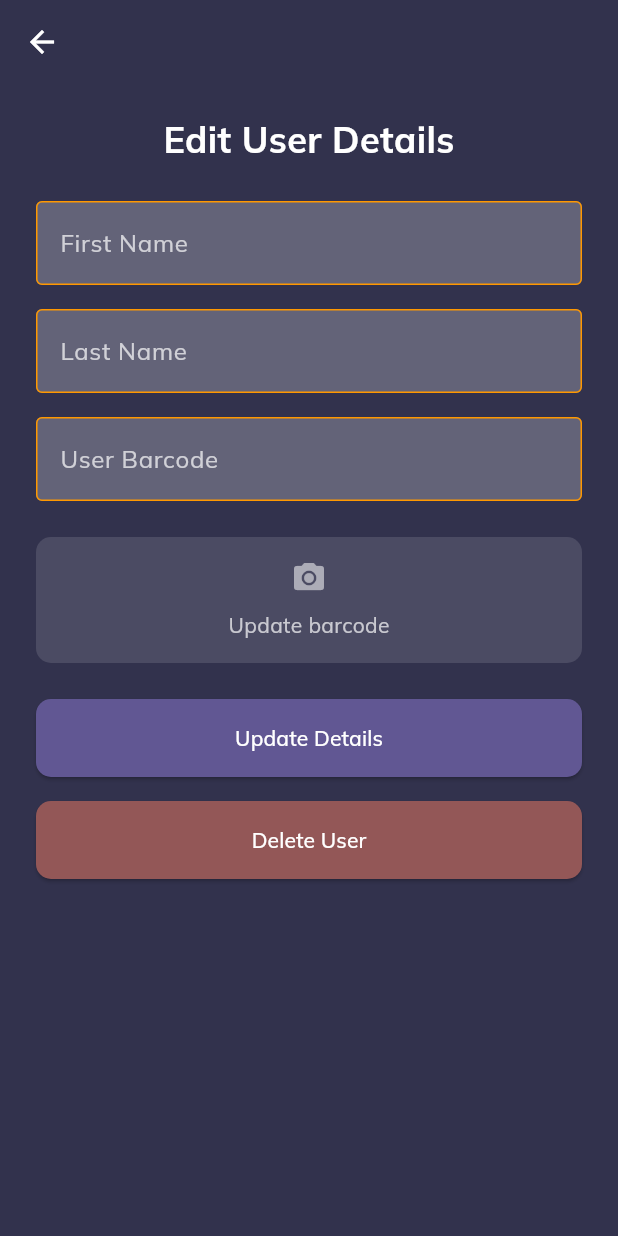
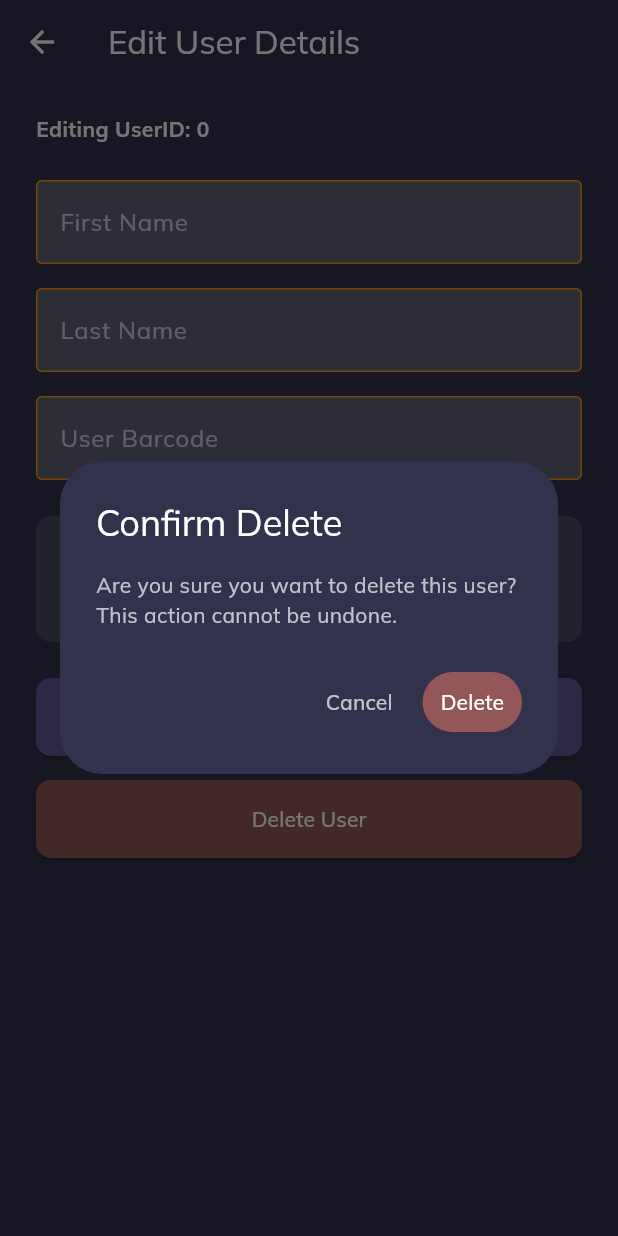
Before and after one commit to smitpatel24/libraryapp, a Flutter app: the EditUserPage screen opened directly with empty values, after a tap on "Delete User", on a phone screen of 412 x 824 dp. Run offline on Flutter 3.47's test engine with Material 3 defaults, Android fonts, the phone set to English and light mode, and no system bars; our stand-ins replace flutter_screenutil, flutter_svg, get, google_fonts, image_picker, shared_preferences and 1 more; missing offline and left inert: flutter_barcode_scanner; accounts and stored records are empty.

Commit message:
feat: (edit user) delete user finished

```diff
--- a/lib/admin/EditUserPage.dart
+++ b/lib/admin/EditUserPage.dart
@@ -38,7 +38,6 @@ class _EditUserPageState extends State<EditUserPage> {
     setState(() => _isLoading = true);
 
     try {
-      // TODO Update user details in Supabase
       await _supabaseManager.updateReader(
         readerId: widget.user.id,
         firstname: _firstNameController.text,
@@ -91,8 +90,72 @@ class _EditUserPageState extends State<EditUserPage> {
     }
   }
 
-  void _deleteUser() {
-    // Logic to delete user goes here
+  Future<void> _deleteUser() async {
+    // Show confirmation dialog
+    final bool? shouldDelete = await showDialog<bool>(
+      context: context,
+      builder: (BuildContext context) {
+        return AlertDialog(
+          backgroundColor: Color(0xFF32324D),
+          title: Text(
+            'Confirm Delete',
+            style: TextStyle(color: Colors.white),
+          ),
+          content: Text(
+            'Are you sure you want to delete this user? This action cannot be undone.',
+            style: TextStyle(color: Colors.white70),
+          ),
+          actions: <Widget>[
+            TextButton(
+              onPressed: () => Navigator.of(context).pop(false),
+              child: Text(
+                'Cancel',
+                style: TextStyle(color: Colors.white70),
+              ),
+            ),
+            TextButton(
+              onPressed: () => Navigator.of(context).pop(true),
+              style: TextButton.styleFrom(
+                backgroundColor: Color(0xFF935757),
+              ),
+              child: Text(
+                'Delete',
+                style: TextStyle(color: Colors.white),
+              ),
+            ),
+          ],
+        );
+      },
+    );
+
+    // If user cancels, return early
+    if (shouldDelete != true) return;
+
+    // Show loading state
+    setState(() => _isLoading = true);
+
+    try {
+      // Call delete API
+      await _supabaseManager.deleteReader(widget.user.id);
+
+      if (mounted) {
+        // Show success message
+        _showSuccessMessage('User deleted successfully');
+        // Pop twice to go back to the user list
+        Navigator.of(context)
+          ..pop() // Pop the current page
+          ..pop(); // Pop the previous page to refresh the list
+      }
+    } catch (error) {
+      if (mounted) {
+        setState(() => _error = error.toString());
+        _showErrorMessage('Error deleting user: $error');
+      }
+    } finally {
+      if (mounted) {
+        setState(() => _isLoading = false);
+      }
+    }
   }
 
   void _showSuccessMessage(String message) {
@@ -119,6 +182,7 @@ class _EditUserPageState extends State<EditUserPage> {
       backgroundColor: Color(0xFF32324D),
       appBar: AppBar(
         leading: BackButton(color: Colors.white),
+        title: Text('Edit User Details', style: TextStyle(color: Colors.white)),
         backgroundColor: Colors.transparent,
         elevation: 0,
       ),
@@ -130,13 +194,13 @@ class _EditUserPageState extends State<EditUserPage> {
           children: <Widget>[
             SizedBox(height: 20),
             Text(
-              'Edit User Details',
+              'Editing UserID: ${widget.user.id}',
               style: TextStyle(
-                fontSize: 24,
+                fontSize: 14,
                 color: Colors.white,
                 fontWeight: FontWeight.bold,
               ),
-              textAlign: TextAlign.center,
+              textAlign: TextAlign.left,
             ),
             SizedBox(height: 24),
             _buildTextField(
@@ -191,18 +255,25 @@ class _EditUserPageState extends State<EditUserPage> {
             SizedBox(height: 16),
             ElevatedButton(
               style: ElevatedButton.styleFrom(
-                backgroundColor:
-                    Color(0xFF935757), // Modify for a different color
+                backgroundColor: Color(0xFF935757),
                 foregroundColor: Colors.white,
                 padding: EdgeInsets.symmetric(vertical: 16.0),
                 shape: RoundedRectangleBorder(
                   borderRadius: BorderRadius.circular(10.0),
                 ),
               ),
-              onPressed: _deleteUser,
-              child: Text('Delete User'),
+              onPressed: _isLoading ? null : _deleteUser,
+              child: _isLoading
+                  ? SizedBox(
+                      height: 20,
+                      width: 20,
+                      child: CircularProgressIndicator(
+                        valueColor: AlwaysStoppedAnimation<Color>(Colors.white),
+                        strokeWidth: 2,
+                      ),
+                    )
+                  : Text('Delete User'),
             ),
-            SizedBox(height: 80),
           ],
         ),
       ),
--- a/lib/models/reader.dart
+++ b/lib/models/reader.dart
@@ -15,7 +15,7 @@ class Reader {
     return Reader(
       firstname: json['firstname'] as String,
       lastname: json['lastname'] as String,
-      barcode: json['barcode'] as String,
+      barcode: json['barcode'] as String? ?? '',
       id: json['id'] as int,
     );
   }
--- a/lib/services/supabase_manager.dart
+++ b/lib/services/supabase_manager.dart
@@ -279,4 +279,17 @@ class SupabaseManager {
       throw Exception('Failed to update reader: $e');
     }
   }
+
+  // Method to delete a reader
+  Future<void> deleteReader(int readerId) async {
+    try {
+      log('Deleting reader with ID: $readerId');
+      final response = await client
+          .rpc('delete_reader', params: {'reader_id': readerId});
+
+      log('Delete response: ${response.data}');
+    } catch (e) {
+      throw Exception('Failed to delete reader: $e');
+    }
+  }
 }
```
